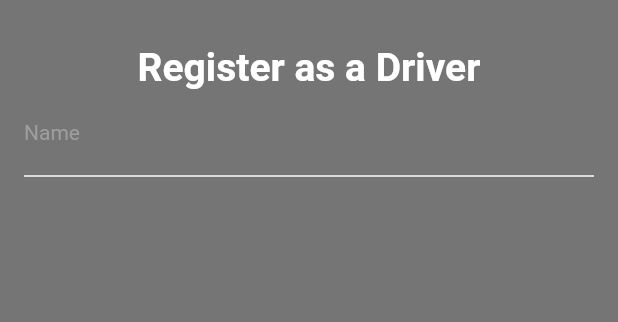
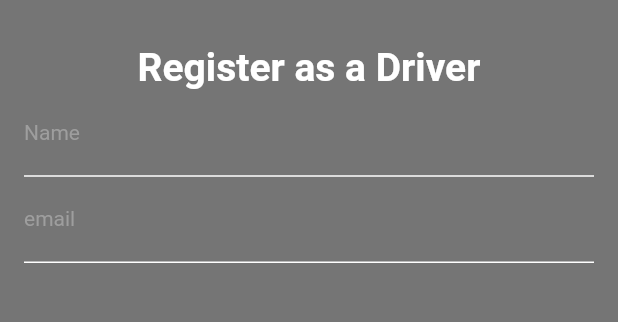
Before and after one commit to Devsaci/Uber-OLA-and-inDriver-Clone, a Flutter app: the screen it shows after launch, on a phone screen of 412 x 824 dp, the part 396-718 px from its top. Run offline on Flutter 3.47's test engine with Material 2 defaults, Android fonts, the phone set to English and light mode, and no system bars.

Commit message:
TextField emailTextEditingController

```diff
--- a/drivers_app_ma2022/lib/authentication/signup_screen.dart
+++ b/drivers_app_ma2022/lib/authentication/signup_screen.dart
@@ -9,6 +9,8 @@ class SignUpScreen extends StatefulWidget {
 
 class _SignUpScreenState extends State<SignUpScreen> {
   TextEditingController nameTextEditingController = TextEditingController();
+
+  TextEditingController emailTextEditingController = TextEditingController();
 
   @override
   Widget build(BuildContext context) {
@@ -61,6 +63,30 @@ class _SignUpScreenState extends State<SignUpScreen> {
                   ),
                 ),
               ),
+              TextField(
+                controller: emailTextEditingController,
+                style: const TextStyle(
+                    color: Colors.grey
+                ),
+                decoration: const InputDecoration(
+                  labelText: "email",
+                  hintText: "email",
+                  enabledBorder: UnderlineInputBorder(
+                    borderSide: BorderSide(color: Colors.white),
+                  ),
+                  focusedBorder: UnderlineInputBorder(
+                    borderSide: BorderSide(color: Colors.grey),
+                  ),
+                  hintStyle: TextStyle(
+                    color: Colors.grey,
+                    fontSize: 10,
+                  ),
+                  labelStyle: TextStyle(
+                    color: Colors.grey,
+                    fontSize: 14,
+                  ),
+                ),
+              ),
             ],
           ),
         ),
```
